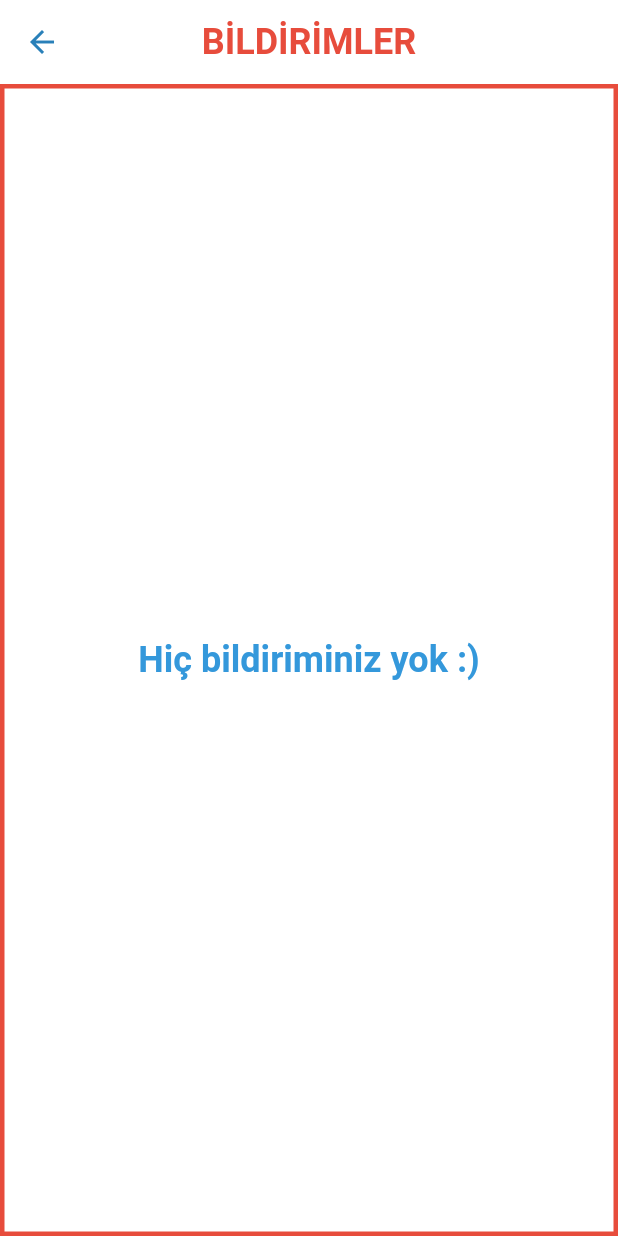
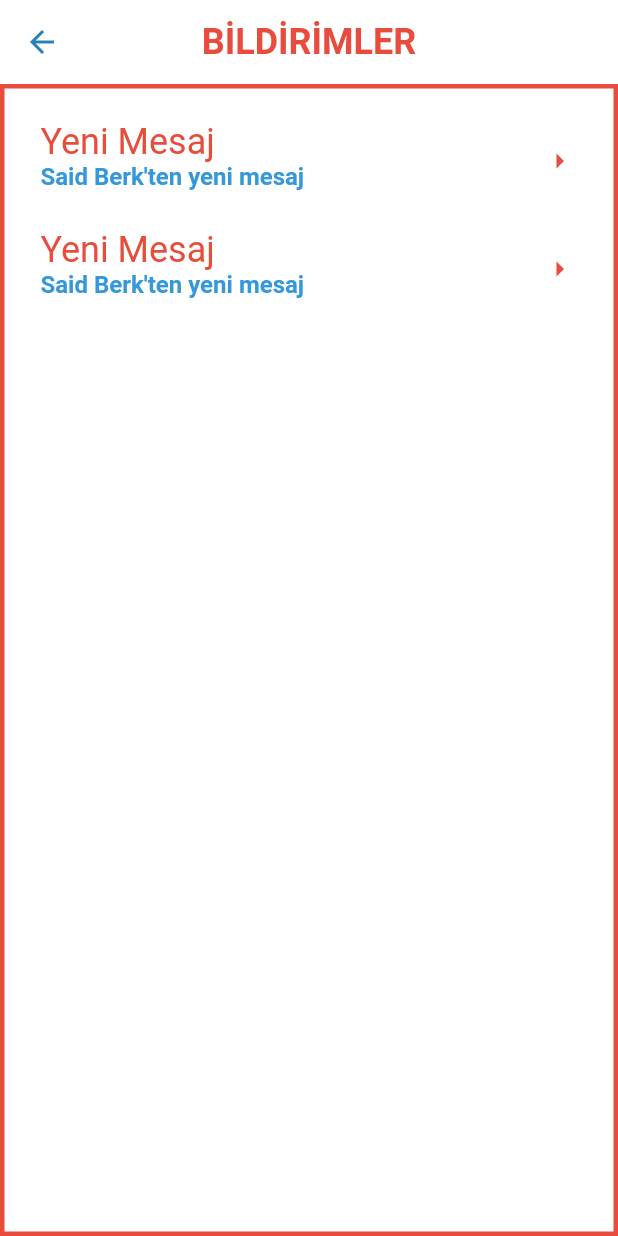
Before and after one commit to saidberk27/atc-int-mobile-app, a Flutter app: the NotificationsPage screen opened by its route, on a phone screen of 412 x 824 dp. Run offline on Flutter 3.47's test engine with Material 2 defaults, Android fonts, the phone set to English and light mode, and no system bars; our stand-ins replace flutter_svg.

Commit message:
Notification example design created.

```diff
--- a/lib/local_components/custom_text_themes.dart
+++ b/lib/local_components/custom_text_themes.dart
@@ -5,25 +5,55 @@ class ProjectTextStyle {
   static TextStyle lightBlueBigStrong(BuildContext context) =>
       Theme.of(context).textTheme.headlineMedium!.copyWith(
           color: ProjectColor.lightBlue,
-          fontSize: 24,
+          fontSize: 36,
           fontWeight: FontWeight.bold);
 
   static TextStyle lightBlueBig(BuildContext context) =>
       Theme.of(context).textTheme.headlineMedium!.copyWith(
             color: ProjectColor.lightBlue,
-            fontSize: 24,
+            fontSize: 36,
           );
+
+  static TextStyle lightBlueMediumStrong(BuildContext context) =>
+      Theme.of(context).textTheme.headlineMedium!.copyWith(
+          color: ProjectColor.lightBlue,
+          fontSize: 24,
+          fontWeight: FontWeight.bold);
 
   static TextStyle lightBlueMedium(BuildContext context) => Theme.of(context)
       .textTheme
       .headlineMedium!
       .copyWith(color: ProjectColor.lightBlue, fontSize: 24);
 
-  static TextStyle lightBlueMediumStrong(BuildContext context) =>
+  static TextStyle lightBlueSmallStrong(BuildContext context) =>
       Theme.of(context).textTheme.headlineMedium!.copyWith(
           color: ProjectColor.lightBlue,
-          fontSize: 24,
+          fontSize: 16,
           fontWeight: FontWeight.bold);
+
+  static TextStyle lightBlueSmall(BuildContext context) =>
+      Theme.of(context).textTheme.headlineMedium!.copyWith(
+            color: ProjectColor.lightBlue,
+            fontSize: 16,
+          );
+
+  static TextStyle redBigStrong(BuildContext context) =>
+      Theme.of(context).textTheme.headlineMedium!.copyWith(
+          color: ProjectColor.red, fontSize: 36, fontWeight: FontWeight.bold);
+
+  static TextStyle redBig(BuildContext context) => Theme.of(context)
+      .textTheme
+      .headlineMedium!
+      .copyWith(color: ProjectColor.red, fontSize: 36);
+
+  static TextStyle redMediumStrong(BuildContext context) =>
+      Theme.of(context).textTheme.headlineMedium!.copyWith(
+          color: ProjectColor.red, fontSize: 24, fontWeight: FontWeight.bold);
+
+  static TextStyle redMedium(BuildContext context) => Theme.of(context)
+      .textTheme
+      .headlineMedium!
+      .copyWith(color: ProjectColor.red, fontSize: 24);
 
   static TextStyle redSmall(BuildContext context) => Theme.of(context)
       .textTheme
@@ -33,15 +63,6 @@ class ProjectTextStyle {
   static TextStyle redSmallStrong(BuildContext context) =>
       Theme.of(context).textTheme.headlineMedium!.copyWith(
           color: ProjectColor.red, fontSize: 16, fontWeight: FontWeight.bold);
-
-  static TextStyle redMedium(BuildContext context) => Theme.of(context)
-      .textTheme
-      .headlineMedium!
-      .copyWith(color: ProjectColor.red, fontSize: 24);
-
-  static TextStyle redMediumStrong(BuildContext context) =>
-      Theme.of(context).textTheme.headlineMedium!.copyWith(
-          color: ProjectColor.red, fontSize: 24, fontWeight: FontWeight.bold);
 
   static TextStyle whiteMediumStrong(BuildContext context) =>
       Theme.of(context).textTheme.headlineMedium!.copyWith(
--- a/lib/screens/home_screen/notifications.dart
+++ b/lib/screens/home_screen/notifications.dart
@@ -11,15 +11,49 @@ class NotificationsPage extends StatelessWidget {
     String zeroNotificationMessage = "Hiç bildiriminiz yok :)";
     return Scaffold(
       appBar: AppBar(
-        title: Text(title),
+        title: Text(
+          title,
+          style: ProjectTextStyle.redMediumStrong(context),
+        ),
       ),
       body: Container(
         decoration: BoxDecoration(
             border: Border.all(color: ProjectColor.red, width: 3)),
         child: Center(
-          child: Text(
-            zeroNotificationMessage,
-            style: ProjectTextStyle.lightBlueMediumStrong(context),
+          child: Padding(
+            padding: const EdgeInsets.fromLTRB(8, 12, 8, 12),
+            child: ListView(
+              children: [
+                ListTile(
+                  title: Text(
+                    "Yeni Mesaj",
+                    style: ProjectTextStyle.redMedium(context),
+                  ),
+                  subtitle: Text(
+                    "Said Berk'ten yeni mesaj",
+                    style: ProjectTextStyle.lightBlueSmallStrong(context),
+                  ),
+                  trailing: Icon(
+                    Icons.arrow_right,
+                    color: ProjectColor.red,
+                  ),
+                ),
+                ListTile(
+                  title: Text(
+                    "Yeni Mesaj",
+                    style: ProjectTextStyle.redMedium(context),
+                  ),
+                  subtitle: Text(
+                    "Said Berk'ten yeni mesaj",
+                    style: ProjectTextStyle.lightBlueSmallStrong(context),
+                  ),
+                  trailing: Icon(
+                    Icons.arrow_right,
+                    color: ProjectColor.red,
+                  ),
+                ),
+              ],
+            ),
           ),
         ),
       ),
```
